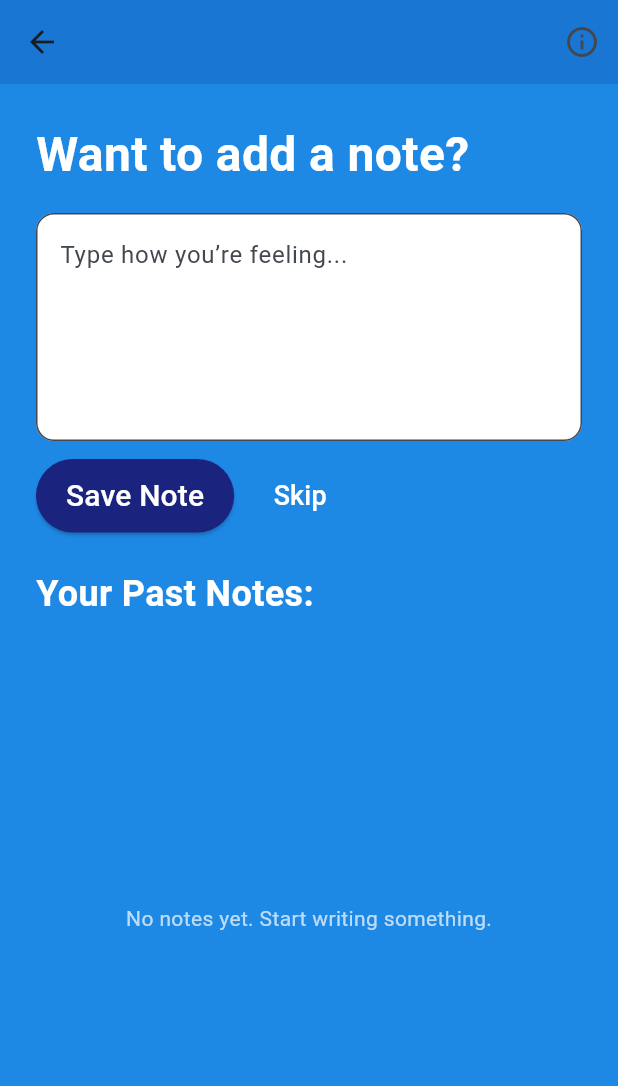
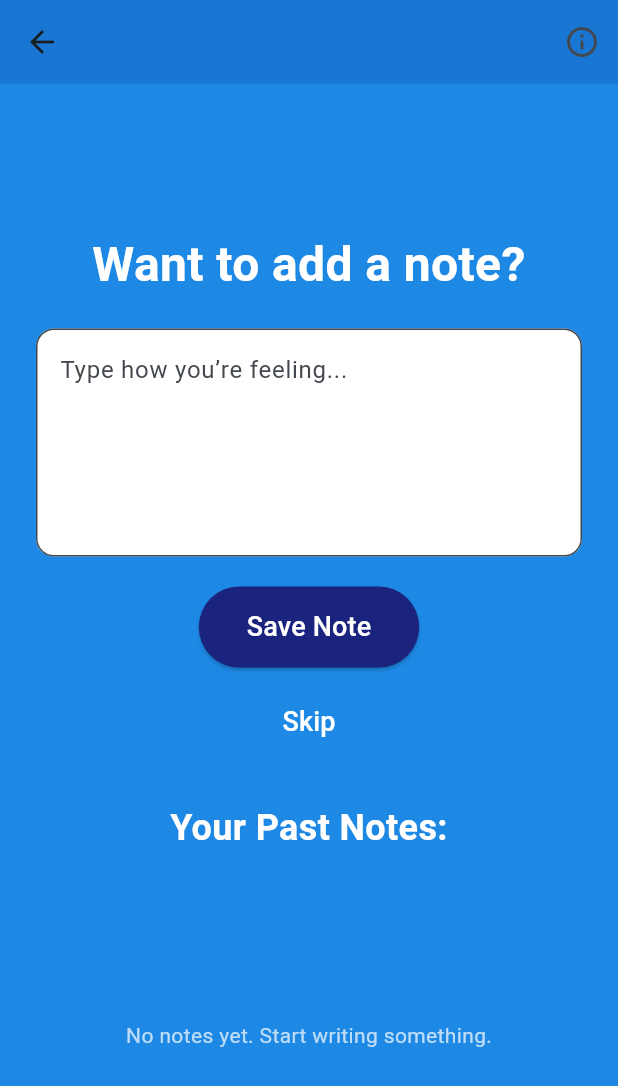
Before and after one commit to lucaswilson1808/moodly, a Flutter app: the NotesScreen screen opened by its route, on a phone screen of 412 x 824 dp. Shown: the top 1086 px of the screen. Run offline on Flutter 3.47's test engine with Material 3 defaults, Android fonts, the phone set to English and light mode, and no system bars.

Commit message:
Updated screens
Was able to make the Next button on the mood chart be able to take you to the notes screen and fixed the UI on the notes screen as well.

```diff
--- a/lib/screens/notes_screen.dart
+++ b/lib/screens/notes_screen.dart
@@ -67,17 +67,23 @@ class _NotesScreenState extends State<NotesScreen> {
       body: Padding(
         padding: const EdgeInsets.all(24.0),
         child: Column(
-          crossAxisAlignment: CrossAxisAlignment.start,
           children: [
+            // Push content down toward the middle
+            const Spacer(flex: 1),
+
+            // Title
             const Text(
               'Want to add a note?',
+              textAlign: TextAlign.center,
               style: TextStyle(
                 fontSize: 32,
                 fontWeight: FontWeight.bold,
                 color: Colors.white,
               ),
             ),
-            const SizedBox(height: 16),
+            const SizedBox(height: 20),
+
+            // Text Field
             TextField(
               controller: _controller,
               maxLines: 5,
@@ -90,22 +96,25 @@ class _NotesScreenState extends State<NotesScreen> {
                 ),
               ),
             ),
-            const SizedBox(height: 12),
-            Row(
-              children: [
+            const SizedBox(height: 20),
+
+            // Save button
             ElevatedButton(
               style: ElevatedButton.styleFrom(
                 backgroundColor: Colors.indigo[900],
-                    padding: const EdgeInsets.symmetric(
-                        horizontal: 20, vertical: 10),
+                padding:
+                const EdgeInsets.symmetric(horizontal: 32, vertical: 14),
               ),
               onPressed: _saveNote,
               child: const Text(
                 'Save Note',
-                    style: TextStyle(color: Colors.white, fontSize: 20),
+                style: TextStyle(color: Colors.white, fontSize: 18),
               ),
             ),
-                const SizedBox(width: 12),
+
+            const SizedBox(height: 12),
+
+            // Skip button under Save
             TextButton(
               onPressed: () => Navigator.pop(context),
               child: const Text(
@@ -113,11 +122,12 @@ class _NotesScreenState extends State<NotesScreen> {
                 style: TextStyle(color: Colors.white, fontSize: 18),
               ),
             ),
-              ],
-            ),
-            const SizedBox(height: 24),
+            const SizedBox(height: 30),
+
+            // Past Notes
             const Text(
               'Your Past Notes:',
+              textAlign: TextAlign.center,
               style: TextStyle(
                 fontSize: 24,
                 color: Colors.white,
@@ -125,7 +135,9 @@ class _NotesScreenState extends State<NotesScreen> {
               ),
             ),
             const SizedBox(height: 12),
+
             Expanded(
+              flex: 3,
               child: _notes.isEmpty
                   ? const Center(
                 child: Text(
```
Also changed, not shown: lib/screens/mood_chart.dart (+14 -4 lines). Lines whose indentation alone changed are shown as unchanged.
